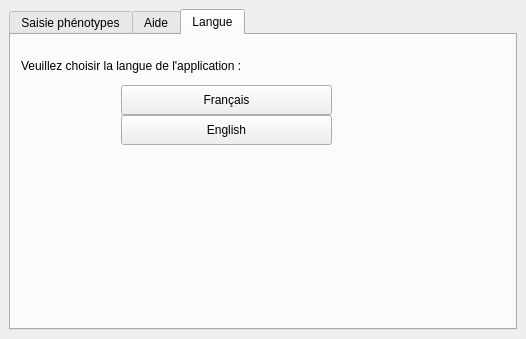
Qt form fenetre_avec_menu.ui (Onijuuichi/CHU-Biotech86) before a commit.
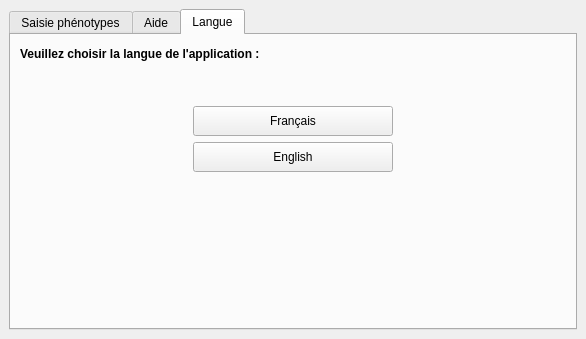
The same form after that commit. The open tabs and pages were chosen to show the change.

```diff
--- a/fenetre_avec_menu.ui
+++ b/fenetre_avec_menu.ui
@@ -6,7 +6,7 @@
    <rect>
     <x>0</x>
     <y>0</y>
-    <width>514</width>
+    <width>574</width>
     <height>339</height>
    </rect>
   </property>
@@ -41,6 +41,39 @@
           </property>
          </widget>
         </item>
+        <item row="4" column="0" colspan="3">
+         <widget class="QListWidget" name="listWidget">
+          <property name="selectionMode">
+           <enum>QAbstractItemView::ExtendedSelection</enum>
+          </property>
+         </widget>
+        </item>
+        <item row="0" column="0" colspan="2">
+         <widget class="QLabel" name="label_1">
+          <property name="font">
+           <font>
+            <weight>75</weight>
+            <bold>true</bold>
+           </font>
+          </property>
+          <property name="text">
+           <string>Veuillez saisir un phénotype :</string>
+          </property>
+         </widget>
+        </item>
+        <item row="3" column="0" colspan="3">
+         <widget class="QLabel" name="label_2">
+          <property name="font">
+           <font>
+            <weight>75</weight>
+            <bold>true</bold>
+           </font>
+          </property>
+          <property name="text">
+           <string>Liste des phénotypes du patient :</string>
+          </property>
+         </widget>
+        </item>
         <item row="1" column="2">
          <widget class="QPushButton" name="addButton">
           <property name="minimumSize">
@@ -96,40 +129,7 @@
           </property>
          </widget>
         </item>
-        <item row="0" column="0" colspan="2">
-         <widget class="QLabel" name="label_1">
-          <property name="font">
-           <font>
-            <weight>75</weight>
-            <bold>true</bold>
-           </font>
-          </property>
-          <property name="text">
-           <string>Veuillez saisir un phénotype :</string>
-          </property>
-         </widget>
-        </item>
-        <item row="3" column="0" colspan="3">
-         <widget class="QLabel" name="label_2">
-          <property name="font">
-           <font>
-            <weight>75</weight>
-            <bold>true</bold>
-           </font>
-          </property>
-          <property name="text">
-           <string>Liste des phénotypes du patient :</string>
-          </property>
-         </widget>
-        </item>
-        <item row="4" column="0" colspan="3">
-         <widget class="QListWidget" name="listWidget">
-          <property name="selectionMode">
-           <enum>QAbstractItemView::SingleSelection</enum>
-          </property>
-         </widget>
-        </item>
-        <item row="5" column="1" colspan="2">
+        <item row="7" column="1" colspan="2">
          <widget class="QPushButton" name="exportButton">
           <property name="minimumSize">
            <size>
@@ -169,11 +169,11 @@
           </property>
          </widget>
         </item>
-        <item row="5" column="0">
+        <item row="7" column="0">
          <widget class="QPushButton" name="deleteButton">
           <property name="minimumSize">
            <size>
-            <width>280</width>
+            <width>340</width>
             <height>40</height>
            </size>
           </property>
@@ -229,6 +229,25 @@
           </property>
          </widget>
         </item>
+        <item row="5" column="0" colspan="3">
+         <widget class="QLabel" name="label_warning2">
+          <property name="font">
+           <font>
+            <weight>75</weight>
+            <bold>true</bold>
+           </font>
+          </property>
+          <property name="styleSheet">
+           <string notr="true">QLabel{
+	color: rgb(255, 0, 0);
+    
+}</string>
+          </property>
+          <property name="text">
+           <string/>
+          </property>
+         </widget>
+        </item>
        </layout>
       </widget>
       <widget class="QWidget" name="tab_aide">
@@ -260,57 +279,91 @@
        <attribute name="title">
         <string>Langue</string>
        </attribute>
-       <widget class="QLabel" name="label_langue">
-        <property name="geometry">
-         <rect>
-          <x>10</x>
-          <y>10</y>
-          <width>291</width>
-          <height>41</height>
-         </rect>
-        </property>
-        <property name="text">
-         <string>Veuillez choisir la langue de l'application :</string>
-        </property>
-       </widget>
-       <widget class="QPushButton" name="francaisButton">
-        <property name="geometry">
-         <rect>
-          <x>110</x>
-          <y>50</y>
-          <width>211</width>
-          <height>30</height>
-         </rect>
-        </property>
-        <property name="minimumSize">
-         <size>
-          <width>0</width>
-          <height>30</height>
-         </size>
-        </property>
-        <property name="text">
-         <string>Français</string>
-        </property>
-       </widget>
-       <widget class="QPushButton" name="englishButton">
-        <property name="geometry">
-         <rect>
-          <x>110</x>
-          <y>80</y>
-          <width>211</width>
-          <height>30</height>
-         </rect>
-        </property>
-        <property name="minimumSize">
-         <size>
-          <width>0</width>
-          <height>30</height>
-         </size>
-        </property>
-        <property name="text">
-         <string>English</string>
-        </property>
-       </widget>
+       <layout class="QGridLayout" name="gridLayout_4">
+        <item row="0" column="0">
+         <widget class="QLabel" name="label_langue">
+          <property name="minimumSize">
+           <size>
+            <width>500</width>
+            <height>20</height>
+           </size>
+          </property>
+          <property name="maximumSize">
+           <size>
+            <width>16777215</width>
+            <height>20</height>
+           </size>
+          </property>
+          <property name="font">
+           <font>
+            <weight>75</weight>
+            <bold>true</bold>
+           </font>
+          </property>
+          <property name="text">
+           <string>Veuillez choisir la langue de l'application :</string>
+          </property>
+         </widget>
+        </item>
+        <item row="3" column="0" alignment="Qt::AlignHCenter">
+         <widget class="QPushButton" name="englishButton">
+          <property name="minimumSize">
+           <size>
+            <width>200</width>
+            <height>30</height>
+           </size>
+          </property>
+          <property name="maximumSize">
+           <size>
+            <width>16777215</width>
+            <height>16777215</height>
+           </size>
+          </property>
+          <property name="text">
+           <string>English</string>
+          </property>
+         </widget>
+        </item>
+        <item row="4" column="0">
+         <widget class="QLabel" name="label">
+          <property name="text">
+           <string/>
+          </property>
+         </widget>
+        </item>
+        <item row="2" column="0" alignment="Qt::AlignHCenter">
+         <widget class="QPushButton" name="francaisButton">
+          <property name="minimumSize">
+           <size>
+            <width>200</width>
+            <height>30</height>
+           </size>
+          </property>
+          <property name="maximumSize">
+           <size>
+            <width>16777215</width>
+            <height>16777215</height>
+           </size>
+          </property>
+          <property name="text">
+           <string>Français</string>
+          </property>
+         </widget>
+        </item>
+        <item row="1" column="0">
+         <widget class="QLabel" name="label_3">
+          <property name="maximumSize">
+           <size>
+            <width>16777215</width>
+            <height>30</height>
+           </size>
+          </property>
+          <property name="text">
+           <string/>
+          </property>
+         </widget>
+        </item>
+       </layout>
       </widget>
      </widget>
     </item>
@@ -321,7 +374,7 @@
     <rect>
      <x>0</x>
      <y>0</y>
-     <width>514</width>
+     <width>574</width>
      <height>18</height>
     </rect>
    </property>
```
